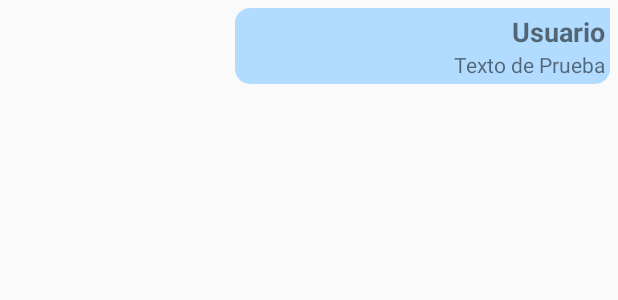
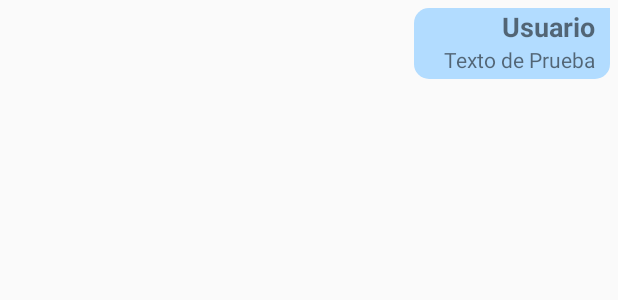
Before and after one commit to jorgedam96/LiveNetClient, an Android app: the layout chat_env_right.xml on its own in the app's theme, with its tools: preview values and no code run, on a phone screen of 412 x 824 dp. Shown: the top 300 px of the screen. Run offline under Robolectric (Android 15) with nearby library versions, the phone set to English and light mode, and no system bars.

Commit message:
item chat wrap content

```diff
--- a/app/src/main/res/layout/chat_env_right.xml
+++ b/app/src/main/res/layout/chat_env_right.xml
@@ -6,29 +6,33 @@
     android:layout_gravity="end"
     android:gravity="end"
     android:padding="5dp">
+
     <LinearLayout
-    android:layout_width="250dp"
+
+        android:layout_width="wrap_content"
         android:layout_height="wrap_content"
-    android:orientation="vertical"
         android:layout_gravity="end"
         android:background="@drawable/mensaje_enviado"
         android:gravity="end"
-    android:padding="3dp">
+        android:orientation="vertical"
+        android:paddingStart="20dp"
+        android:paddingEnd="10dp"
+        android:paddingBottom="3dp">
 
         <TextView
             android:id="@+id/tvUserChat"
             android:layout_width="wrap_content"
             android:layout_height="wrap_content"
+            android:layout_gravity="end"
             android:text="@string/usuario"
             android:textSize="18sp"
-        android:textStyle="bold"
-        android:layout_gravity="end"/>
+            android:textStyle="bold" />
 
         <TextView
             android:id="@+id/mensaje_chat"
             android:layout_width="wrap_content"
             android:layout_height="wrap_content"
-        android:text="Texto de Prueba"
-        android:layout_gravity="end"/>
+            android:layout_gravity="end"
+            android:text="Texto de Prueba" />
 
     </LinearLayout></RelativeLayout>
```
Lines whose indentation alone changed are shown as unchanged.
